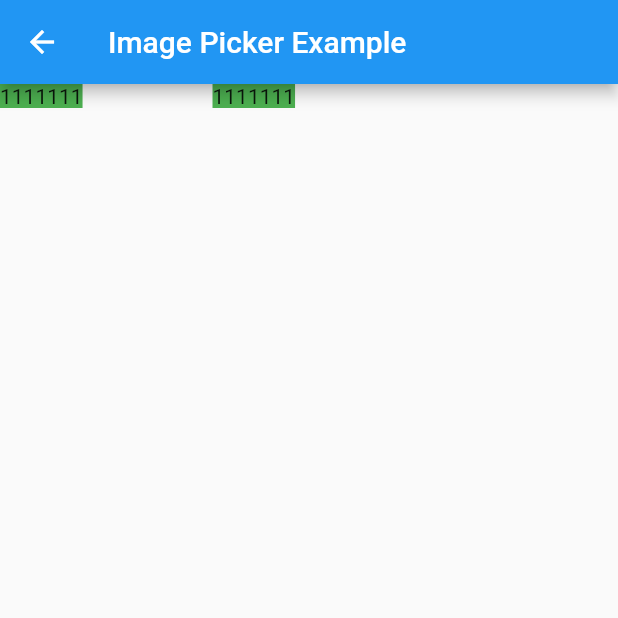
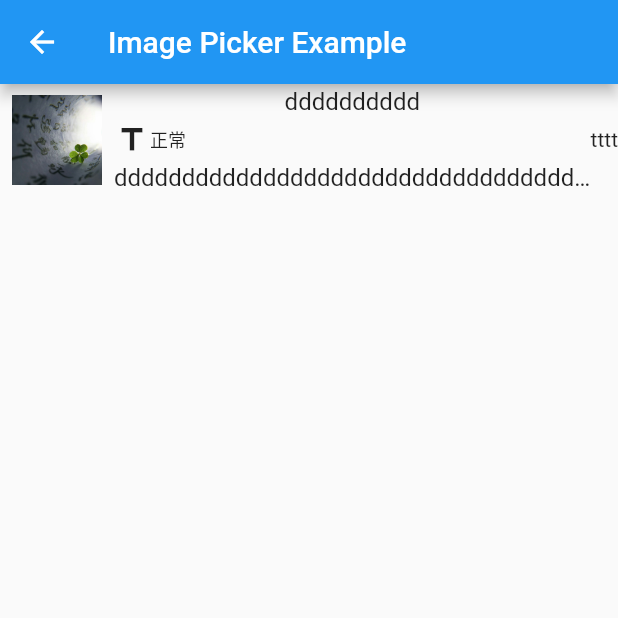
Before and after one commit to huang-weilong/flutter_learning, a Flutter app: the screen it shows after launch, after a tap on "测试页面", on a phone screen of 412 x 824 dp, the top half of it. Run offline on Flutter 3.47's test engine with Material 2 defaults, Android fonts, the light colour scheme and no system bars; our stand-ins replace image_picker, shared_preferences.

```diff
--- a/lib/main.dart
+++ b/lib/main.dart
@@ -52,8 +52,8 @@ class _MyHomePageState extends State<MyHomePage> {
       bottomNavigationBar: BottomNavigationBar(
         type: BottomNavigationBarType.fixed,
         items: [
-          BottomNavigationBarItem(icon: Icon(Icons.home), title: Text('首页')),
-          BottomNavigationBarItem(icon: Icon(Icons.message), title: Text('tabbar2')),
+          BottomNavigationBarItem(icon: Icon(Icons.home), title: Text('基础')),
+          BottomNavigationBarItem(icon: Icon(Icons.message), title: Text('插件')),
           BottomNavigationBarItem(icon: Icon(Icons.apps), title: Text('tabbar3')),
         ],
         onTap: onTap,
--- a/lib/tabbar/index_page.dart
+++ b/lib/tabbar/index_page.dart
@@ -11,6 +11,7 @@ import 'page_one/index_sharedpreferences_page.dart';
 import 'page_one/index_gesture_page.dart';
 import 'page_one/index_timer_page.dart';
 import 'page_one/index_tab_bar_view_page.dart';
+import 'page_one/index_tab_bar_page.dart';
 
 class IndexPage extends StatefulWidget {
   @override
@@ -73,8 +74,12 @@ class _IndexPageState extends State<IndexPage> {
         crossAxisCount: 4,//一行有几个孩子
         children: <Widget>[
           RaisedButton(
-            child: Text('TabBarView'),
+            child: Text('TabBar1'),
             onPressed: (){Navigator.push(context, MaterialPageRoute(builder: (_)=>IndexTabBarViewPage()));},
+          ),
+          RaisedButton(
+            child: Text('TabBar2'),
+            onPressed: (){Navigator.push(context, MaterialPageRoute(builder: (_)=>IndexTabBarPage()));},
           ),
           RaisedButton(
             child: Text('按钮Button'),
--- a/lib/tabbar/tabbar_page2.dart
+++ b/lib/tabbar/tabbar_page2.dart
@@ -1,4 +1,6 @@
 import 'package:flutter/material.dart';
+
+import 'page_two/map_page.dart';
 
 class TabbarPage2 extends StatefulWidget {
   @override
@@ -8,8 +10,20 @@ class TabbarPage2 extends StatefulWidget {
 class _TabbarPage2State extends State<TabbarPage2> {
   @override
   Widget build(BuildContext context) {
-    return Center(
-      child: Text('我是tabbar2的页面\n没有AppBar'),
+    return Scaffold(
+      appBar: AppBar(
+        title: Text('插件'),
+        centerTitle: true,
+      ),
+      body: GridView.count(
+        crossAxisCount: 4,
+        children: <Widget>[
+          RaisedButton(
+            child: Text('地图'),
+            onPressed: (){Navigator.push(context, MaterialPageRoute(builder: (_)=>MapPage()));},
+          ),
+        ],
+      ),
     );
   }
 }
--- a/lib/test.dart
+++ b/lib/test.dart
@@ -16,10 +16,49 @@ class _UseAlbumState extends State<UseAlbum> {
       appBar: new AppBar(
         title: new Text('Image Picker Example'),
       ),
-      body: Row(
+      body: Column(
         children: <Widget>[
-          Text('1111111                         ',style: TextStyle(background: Paint()..color = Colors.green),),
-          Text('1111111                         ',style: TextStyle(background: Paint()..color = Colors.green),),
+          Container(
+            child: Row(
+              children: <Widget>[
+                Padding(
+                  padding: EdgeInsets.symmetric(horizontal: 8.0),
+                  child: Image.asset('images/img.jpg',width: 60.0,),
+                ),
+
+                Expanded(child:
+                Column(
+                  children: <Widget>[
+                    Padding(
+                      padding: EdgeInsets.symmetric(vertical: 2.0),
+                      child: Text('dddddddddd',style: TextStyle(fontSize: 16.0),),
+                    ),
+                    Padding(
+                      padding: EdgeInsets.symmetric(vertical: 2.0),
+                      child:  Row(
+                        children: <Widget>[
+                          Icon(Icons.title),
+                          Text('正常',style: TextStyle(fontSize: 12.0),)
+                        ],
+                      )
+                    ),
+                    Padding(
+                      padding: EdgeInsets.symmetric(vertical: 2.0),
+                      child: Row(
+                        children: <Widget>[
+                          Expanded(
+                            child: Text('ddddddddddddddddddddddddddddddddddddddddddddddddddddddddddddd',maxLines:1,overflow:TextOverflow.ellipsis,style: TextStyle(fontSize: 16.0),),
+                          )
+                        ],
+                      )
+                    ),
+                  ],
+                )
+                ),
+                Text('tttt')
+              ],
+            ),
+          )
         ],
       )
     );
```
Also changed, not shown: lib/tabbar/page_one/index_tab_bar_page.dart (added, +41 -0 lines), lib/tabbar/page_two/map_page.dart (added, +22 -0 lines), pubspec.lock.
